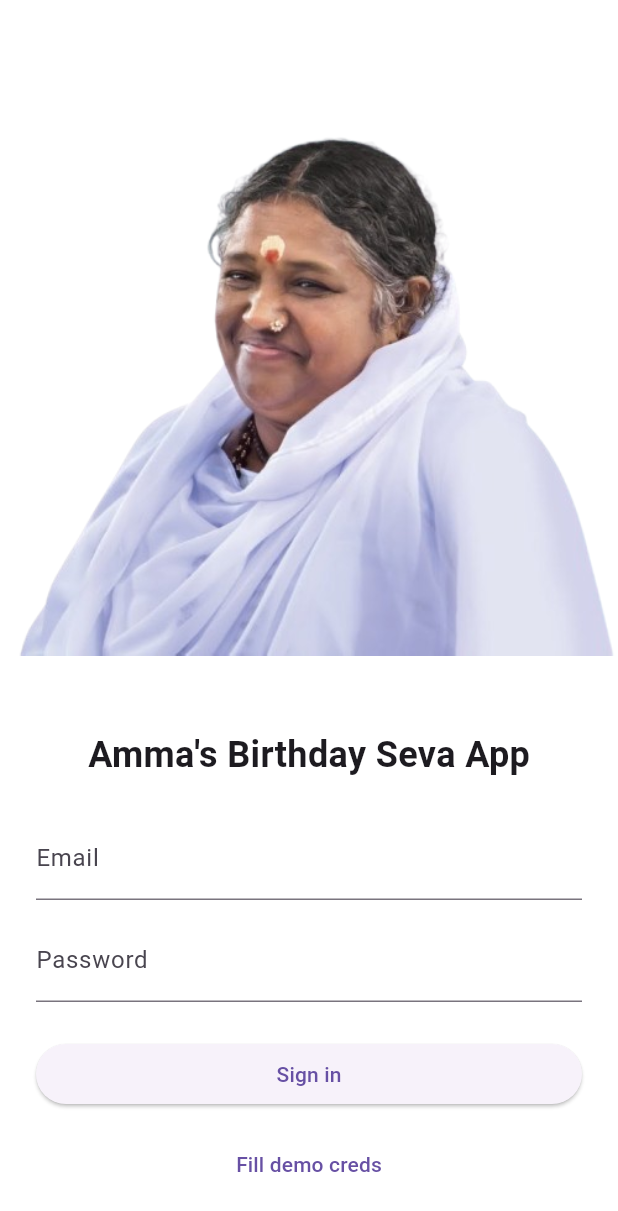
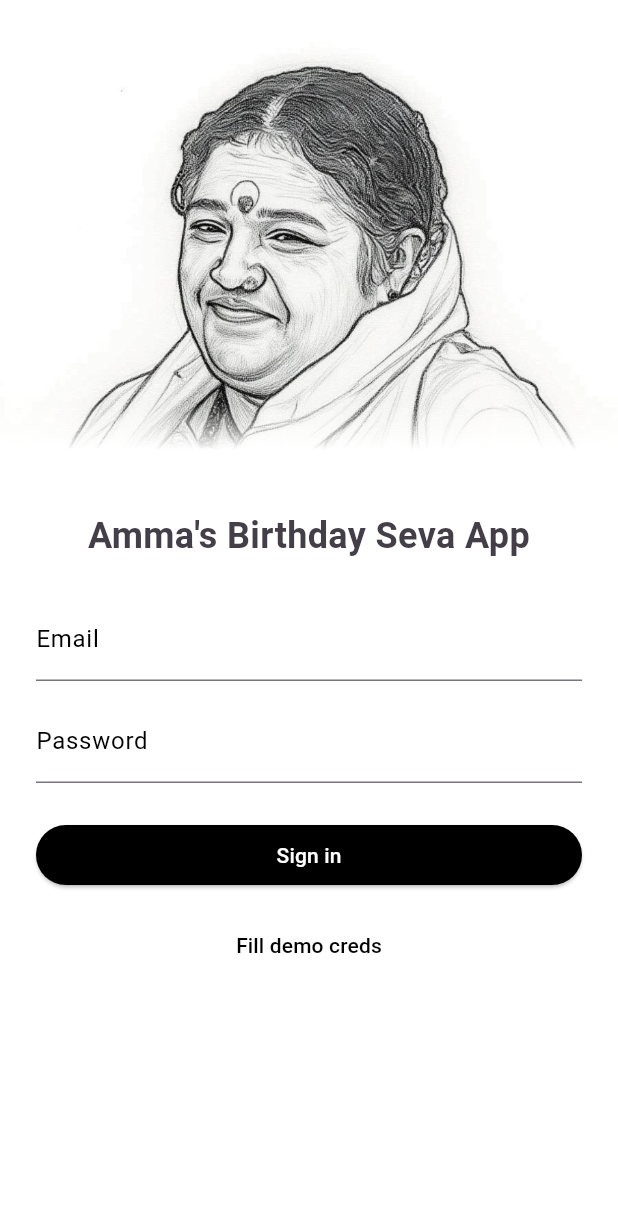
Before and after one commit to Vaishnav-365/Seva_App_Frontend, a Flutter app: the screen it shows after launch, on a phone screen of 412 x 824 dp. Shown: the top 1211 px of the screen. Run offline on Flutter 3.47's test engine with Material 3 defaults, Android fonts, the phone set to English and light mode, and no system bars; our stand-ins replace file_picker; missing offline and left inert: excel; accounts and stored records are empty.

Commit message:
Updated login screen UI

```diff
--- a/lib/screens/login_screen.dart
+++ b/lib/screens/login_screen.dart
@@ -24,7 +24,8 @@ class _LoginScreenState extends State<LoginScreen> {
     });
     final auth = Provider.of<AuthService>(context, listen: false);
     try {
-      final user = await auth.signInWithEmail(_email.text.trim(), _password.text);
+      final user =
+          await auth.signInWithEmail(_email.text.trim(), _password.text);
       if (user != null) {
         Provider.of<AppState>(context, listen: false).setUser(user);
         if (!mounted) return;
@@ -48,56 +49,103 @@ class _LoginScreenState extends State<LoginScreen> {
 
   @override
   Widget build(BuildContext context) {
-    final isDark = Theme.of(context).brightness == Brightness.dark;
     return Scaffold(
       body: SafeArea(
-        child: Center(
-          child: Column(
-            mainAxisAlignment: MainAxisAlignment.end,
-            children: [
-              Expanded(
-                child: Center(
-                  child: Image.asset(
-                    'assets/images/mata_amrita.png',
-                    width: double.infinity, // or smaller depending on design
-                    fit: BoxFit.cover,
-                  ),
-                ),
+        child: Column(
+          children: [
+            ShaderMask(
+              shaderCallback: (rect) {
+                return const LinearGradient(
+                  begin: Alignment.topCenter,
+                  end: Alignment.bottomCenter,
+                  colors: [Colors.white, Colors.transparent],
+                  stops: [0.9, 1.0],
+                ).createShader(rect);
+              },
+              blendMode: BlendMode.dstIn,
+              child: Image.asset(
+                'assets/images/mata_amrita.jpg',
+                width: double.infinity,
+                height: 300,
+                fit: BoxFit.cover,
               ),
-              SingleChildScrollView(
-                padding: const EdgeInsets.all(24),
+            ),
+            const SizedBox(height: 24),
+            Expanded(
+              child: SingleChildScrollView(
+                padding:
+                    const EdgeInsets.symmetric(horizontal: 24, vertical: 16),
                 child: Column(
-                  mainAxisSize: MainAxisSize.min,
                   children: [
-                    const Text('Amma\'s Birthday Seva App', style: TextStyle(fontSize: 24, fontWeight: FontWeight.bold)),
+
+                    const Text(
+                      'Amma\'s Birthday Seva App',
+                      style: TextStyle(
+                        fontSize: 24,
+                        fontWeight: FontWeight.bold,
+                        color: Color.fromARGB(255, 67, 62, 71),
+                      ),
+                      textAlign: TextAlign.center,
+                    ),
                     const SizedBox(height: 24),
-                    TextField(controller: _email, decoration: const InputDecoration(labelText: 'Email')),
+                    TextField(
+                      controller: _email,
+                      decoration: const InputDecoration(
+                        labelText: 'Email',
+                        labelStyle: const TextStyle(color: Colors.black),
+
+
+                      ),
+                    ),
                     const SizedBox(height: 12),
-                    TextField(controller: _password, decoration: const InputDecoration(labelText: 'Password'), obscureText: true),
+                    TextField(
+                      controller: _password,
+                      decoration: const InputDecoration(labelText: 'Password',
+                      labelStyle: const TextStyle(color: Colors.black),
+                      ),
+                      obscureText: true,
+                    ),
                     const SizedBox(height: 16),
-                    if (_error != null) Text(_error!, style: const TextStyle(color: Colors.red)),
+                    if (_error != null)
+                      Text(_error!, style: const TextStyle(color: Colors.red)),
                     const SizedBox(height: 8),
                     SizedBox(
                       width: double.infinity,
                       child: ElevatedButton(
                         onPressed: _loading ? null : _login,
-                        child: _loading ? const CircularProgressIndicator() : const Text('Sign in'),
+                        style: ElevatedButton.styleFrom(
+                          backgroundColor: const Color.fromARGB(
+                              255, 0, 0, 0),
+                          foregroundColor: Colors.white,
+                        ), // text color
+                        child: _loading
+                            ? const SizedBox(
+                                width: 20,
+                                height: 20,
+                                child: CircularProgressIndicator(
+                                  strokeWidth: 2,
+                                  color: Colors.white,
+                                ),
+                              )
+                            : const Text('Sign in'),
                       ),
                     ),
                     const SizedBox(height: 12),
                     TextButton(
                       onPressed: () {
-                        // test user
                         _email.text = 'volunteer@example.com';
                         _password.text = 'password';
                       },
-                      child: const Text('Fill demo creds'),
-                    )
+                      child: const Text(
+                        'Fill demo creds',
+                        style: TextStyle(color: Colors.black),
+                      ),
+                    ),
                   ],
                 ),
               ),
-            ],
-          ),
+            ),
+          ],
         ),
       ),
     );
--- a/pubspec.yaml
+++ b/pubspec.yaml
@@ -63,7 +63,7 @@ flutter:
 
   # To add assets to your application, add an assets section, like this:
   assets:
-    - assets/images/mata_amrita.png
+    - assets/images/mata_amrita.jpg
 
   # An image asset can refer to one or more resolution-specific "variants", see
   # https://flutter.dev/to/resolution-aware-images
```
Also changed, not shown: assets/images/mata_amrita.jpg (added), assets/images/mata_amrita.png (deleted).
